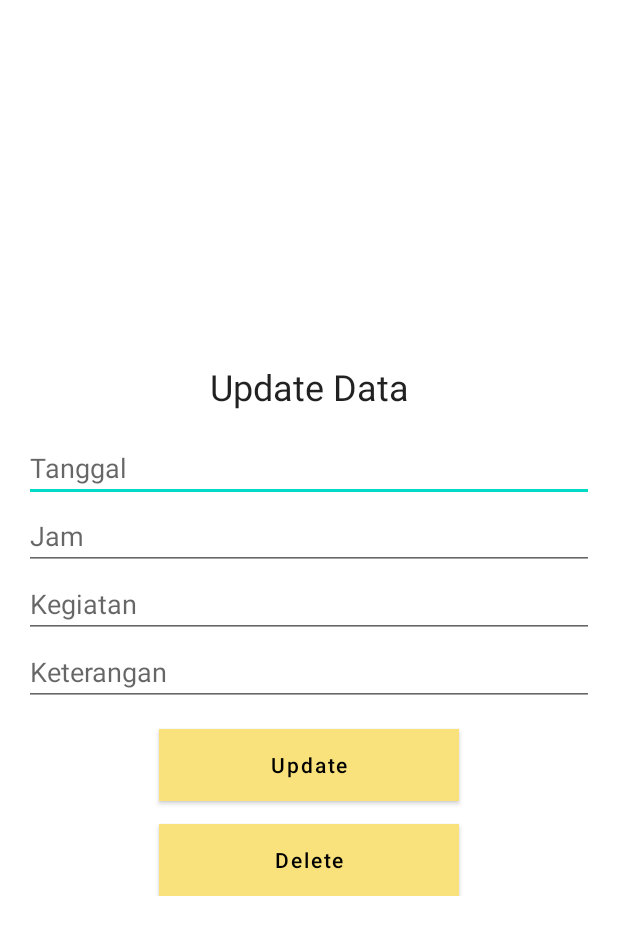
After one commit to all4yandaru/HolidayApiApp, an Android app: the UpdateTask screen opened directly, with no data from a screen before it, on a phone screen of 412 x 824 dp. The commit adds this screen. Shown: the top 935 px of the screen. Run offline under Robolectric (Android 15) with nearby library versions, the phone set to English and light mode, and no system bars.

Commit message:
read fix

```diff
--- a/app/src/main/AndroidManifest.xml
+++ b/app/src/main/AndroidManifest.xml
@@ -11,7 +11,8 @@
         android:roundIcon="@mipmap/ic_launcher_round"
         android:supportsRtl="true"
         android:theme="@style/Theme.HolidayApiApp">
-        <activity android:name=".view.activity.AddTask"></activity>
+        <activity android:name=".view.activity.UpdateTask"></activity>
+        <activity android:name=".view.activity.AddTask" />
         <activity android:name=".view.activity.HomeActivity" />
         <activity android:name=".view.activity.MainActivity">
             <intent-filter>
--- a/app/src/main/java/com/project/holidayapiapp/adapter/TasksAdapter.java
+++ b/app/src/main/java/com/project/holidayapiapp/adapter/TasksAdapter.java
@@ -37,6 +37,7 @@ public class TasksAdapter extends RecyclerView.Adapter<TasksAdapter.TasksViewHol
         holder.textViewDate.setText(t.getDate());
         holder.textViewTime.setText(t.getTime());
         holder.textViewActivity.setText(t.getActivity());
+        holder.textViewDescription.setText(t.getDescription());
     }
 
     @Override
@@ -46,7 +47,7 @@ public class TasksAdapter extends RecyclerView.Adapter<TasksAdapter.TasksViewHol
 
     class TasksViewHolder extends RecyclerView.ViewHolder implements View.OnClickListener {
 
-        TextView textViewDate, textViewTime, textViewActivity;
+        TextView textViewDate, textViewTime, textViewActivity, textViewDescription;
 
         public TasksViewHolder(View itemView) {
             super(itemView);
@@ -54,6 +55,7 @@ public class TasksAdapter extends RecyclerView.Adapter<TasksAdapter.TasksViewHol
             textViewDate = itemView.findViewById(R.id.textViewDate);
             textViewTime = itemView.findViewById(R.id.textViewTime);
             textViewActivity = itemView.findViewById(R.id.textViewActivity);
+            textViewDescription = itemView.findViewById(R.id.textViewDescription);
             itemView.setOnClickListener(this);
         }
 
--- /dev/null
+++ b/app/src/main/java/com/project/holidayapiapp/view/activity/UpdateTask.java
@@ -0,0 +1,16 @@
+package com.project.holidayapiapp.view.activity;
+
+import androidx.appcompat.app.AppCompatActivity;
+
+import android.os.Bundle;
+
+import com.project.holidayapiapp.R;
+
+public class UpdateTask extends AppCompatActivity {
+
+    @Override
+    protected void onCreate(Bundle savedInstanceState) {
+        super.onCreate(savedInstanceState);
+        setContentView(R.layout.activity_update_task);
+    }
+}
--- /dev/null
+++ b/app/src/main/res/layout/activity_update_task.xml
@@ -0,0 +1,78 @@
+<?xml version="1.0" encoding="utf-8"?>
+<RelativeLayout xmlns:android="http://schemas.android.com/apk/res/android"
+    xmlns:app="http://schemas.android.com/apk/res-auto"
+    xmlns:tools="http://schemas.android.com/tools"
+    android:layout_width="match_parent"
+    android:layout_height="match_parent"
+    tools:context=".view.activity.UpdateTask">
+
+    <LinearLayout
+        android:layout_width="match_parent"
+        android:layout_height="wrap_content"
+        android:layout_centerVertical="true"
+        android:orientation="vertical"
+        android:padding="16dp">
+
+        <TextView
+            android:layout_width="match_parent"
+            android:layout_height="wrap_content"
+            android:layout_margin="15dp"
+            android:text="Update Data"
+            android:textAlignment="center"
+            android:textAppearance="@style/Base.TextAppearance.AppCompat.Headline" />
+
+        <EditText
+            android:id="@+id/editTextDate"
+            android:layout_width="match_parent"
+            android:layout_height="wrap_content"
+            android:hint="Tanggal" />
+
+        <EditText
+            android:id="@+id/editTextTime"
+            android:layout_width="match_parent"
+            android:layout_height="wrap_content"
+            android:hint="Jam"
+            android:inputType="number"/>
+
+        <EditText
+            android:id="@+id/editTextActivity"
+            android:layout_width="match_parent"
+            android:layout_height="wrap_content"
+            android:hint="Kegiatan"
+            android:inputType="number"/>
+
+        <EditText
+            android:id="@+id/editTextDescription"
+            android:layout_width="match_parent"
+            android:layout_height="wrap_content"
+            android:hint="Keterangan"
+            android:inputType="number"/>
+
+        <Button
+            android:id="@+id/button_update"
+            android:layout_width="200dp"
+            android:layout_height="wrap_content"
+            android:layout_gravity="center_horizontal"
+            android:layout_marginTop="15dp"
+            android:background="@color/white"
+            android:text="Update"
+            android:textAllCaps="false"
+            android:textColor="@color/black" />
+
+
+        <Button
+            android:id="@+id/button_delete"
+            android:layout_width="200dp"
+            android:layout_height="wrap_content"
+            android:layout_gravity="center_horizontal"
+            android:layout_marginTop="15dp"
+            android:background="@color/white"
+            android:text="Delete"
+            android:textAllCaps="false"
+            android:textColor="@color/black" />
+
+
+    </LinearLayout>
+
+
+</RelativeLayout>
--- a/app/src/main/res/layout/task_layout.xml
+++ b/app/src/main/res/layout/task_layout.xml
@@ -35,6 +35,12 @@
                 android:text="xxxxxx"
                 android:textAppearance="@style/Base.TextAppearance.AppCompat.Medium" />
 
+            <TextView
+                android:id="@+id/textViewDescription"
+                android:layout_width="match_parent"
+                android:layout_height="wrap_content"
+                android:text="xxxxxx"
+                android:textAppearance="@style/Base.TextAppearance.AppCompat.Medium" />
 
         </LinearLayout>
 
```
